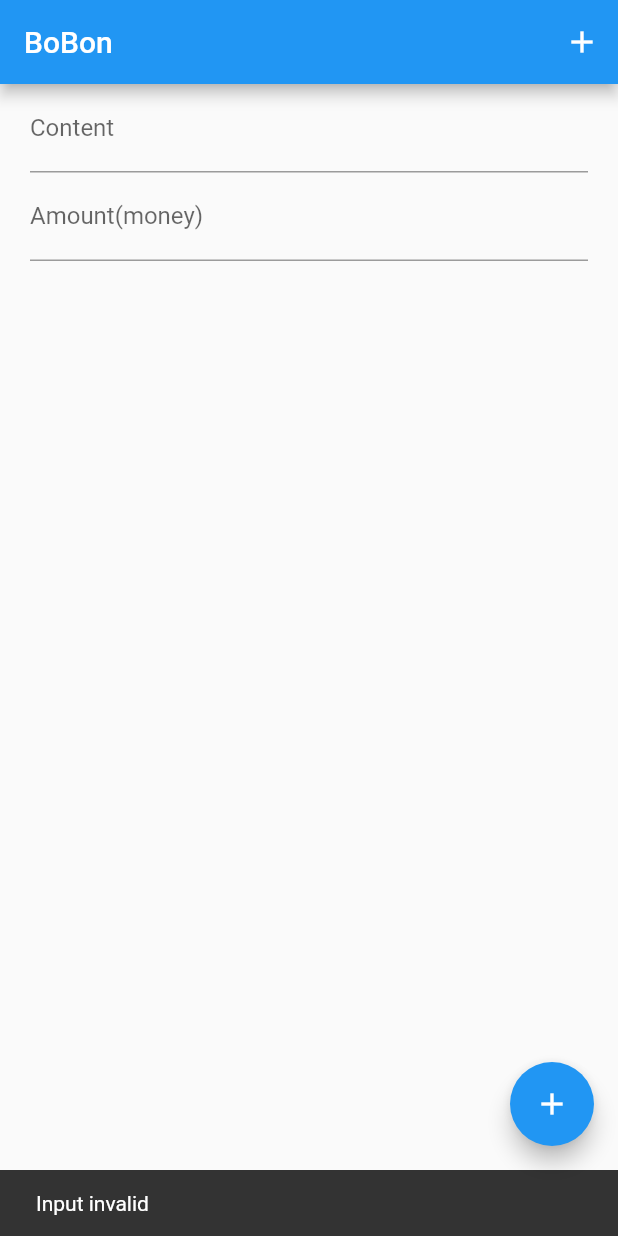
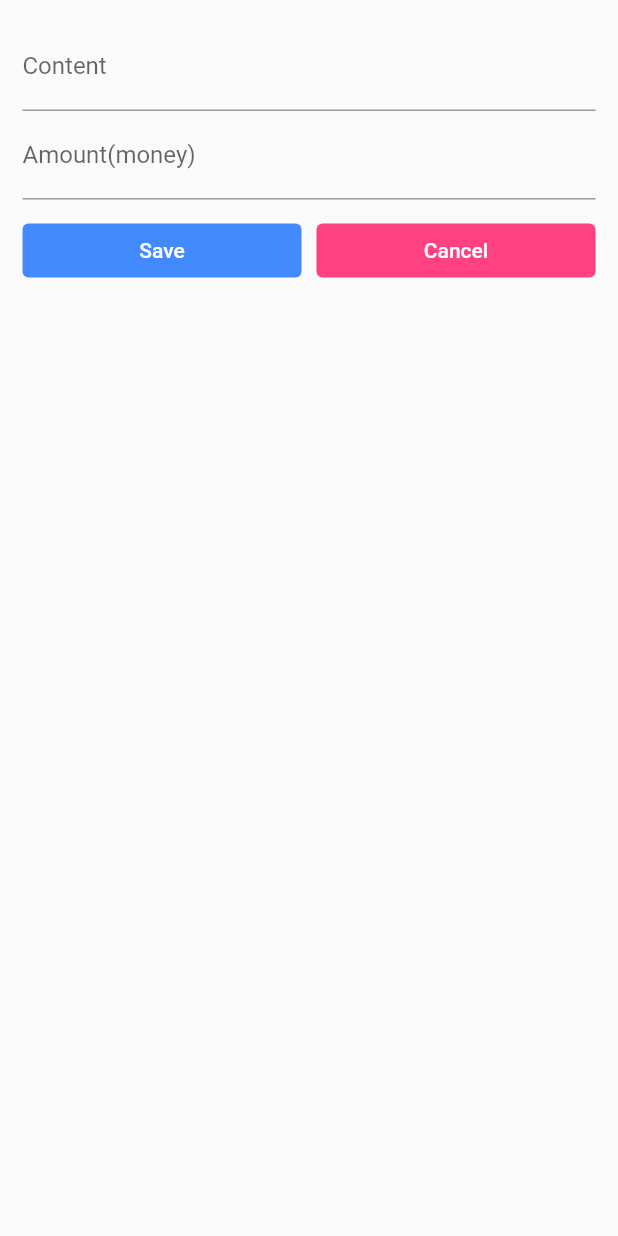
Before and after one commit to huynhminhvangit/hello_world, a Flutter app: the screen it shows after launch, after a tap on the "add" icon, on a phone screen of 412 x 824 dp. Run offline on Flutter 3.47's test engine with Material 2 defaults, Android fonts, the phone set to English and light mode, and no system bars.

Commit message:
Show Modal Bottom Sheet

```diff
--- a/lib/MyApp.dart
+++ b/lib/MyApp.dart
@@ -11,7 +11,6 @@ class MyApp extends StatefulWidget {
 }
 
 class _MyAppState extends State<MyApp> with WidgetsBindingObserver {
-  final _globalKey = GlobalKey<ScaffoldMessengerState>();
   final _contentEditingController = new TextEditingController();
   final _amountEditingController = new TextEditingController();
 
@@ -22,29 +21,54 @@ class _MyAppState extends State<MyApp> with WidgetsBindingObserver {
 
   @override
   Widget build(BuildContext context) {
-    return MaterialApp(
-      scaffoldMessengerKey: _globalKey,
-      title: 'Hello World App',
-      home: Scaffold(
+    return Scaffold(
       appBar: AppBar(
-          title: Text("BoBon"),
-          actions: [
-            IconButton(
-              icon: Icon(Icons.add),
-              onPressed: this._save,
-            )
-          ],
+        title: Text("Transaction management"),
       ),
       floatingActionButton: FloatingActionButton(
         tooltip: 'Add transaction',
         child: Icon(Icons.add),
-          onPressed: this._save,
+        onPressed: this._onButtonShowModalSheet,
       ),
       body: SafeArea(
-            minimum: EdgeInsets.only(left: 20, right: 20),
-            child: SingleChildScrollView(
+        child: Container(
+          child: TransactionList(transactions: _transactions),
+        ),
+      ),
+    );
+  }
+
+  void _save() {
+    final result = this._addTransaction();
+    if (!result) {
+      return;
+    }
+  }
+
+  bool _addTransaction() {
+    if (_transaction.content.isEmpty ||
+        _transaction.amount == 0.0 ||
+        _transaction.amount.isNaN) return false;
+
+    setState(() {
+      _transaction.createdAt = DateTime.now();
+      _transactions.add(_transaction);
+      _transaction =
+          Transaction(content: '', amount: 0.0, createdAt: DateTime.now());
+      _contentEditingController.text = '';
+      _amountEditingController.text = '';
+    });
+    return true;
+  }
+
+  void _onButtonShowModalSheet() {
+    showModalBottomSheet(
+        isScrollControlled: true,
+        context: this.context,
+        builder: (context) {
+          return Container(
+            padding: EdgeInsets.all(15),
             child: Column(
-                mainAxisAlignment: MainAxisAlignment.center,
               children: [
                 TextField(
                   controller: _contentEditingController,
@@ -68,52 +92,42 @@ class _MyAppState extends State<MyApp> with WidgetsBindingObserver {
                     });
                   },
                 ),
-                  Padding(padding: EdgeInsets.symmetric(vertical: 10)),
-                  TransactionList(transactions: _transactions)
+                Container(
+                  margin: EdgeInsets.only(top: 10),
+                  child: Row(
+                    children: [
+                      Expanded(
+                        child: TextButton(
+                          onPressed: () {
+                            this._save();
+                            Navigator.pop(context);
+                          },
+                          child: Text('Save'),
+                          style: TextButton.styleFrom(
+                            primary: Colors.white,
+                            backgroundColor: Colors.blueAccent,
+                          ),
+                        ),
+                      ),
+                      Padding(padding: EdgeInsets.only(left: 10)),
+                      Expanded(
+                        child: TextButton(
+                          onPressed: () {
+                            Navigator.pop(context);
+                          },
+                          child: Text('Cancel'),
+                          style: TextButton.styleFrom(
+                            primary: Colors.white,
+                            backgroundColor: Colors.pinkAccent,
+                          ),
+                        ),
+                      ),
                     ],
                   ),
-            )),
+                )
+              ],
             ),
           );
-  }
-
-  void _save() {
-    final result = this._addTransaction();
-    if (!result) {
-      this._showMessage('Input invalid');
-      return;
-    }
-    this._showMessage('Saved successfully', isUndo: true);
-  }
-
-  bool _addTransaction() {
-    if (_transaction.content.isEmpty ||
-        _transaction.amount == 0.0 ||
-        _transaction.amount.isNaN) return false;
-
-    setState(() {
-      _transaction.createdAt = DateTime.now();
-      _transactions.add(_transaction);
-      _transaction =
-          Transaction(content: '', amount: 0.0, createdAt: DateTime.now());
-      _contentEditingController.text = '';
-      _amountEditingController.text = '';
         });
-    return true;
-  }
-
-  void _showMessage(String message, {bool isUndo: false}) {
-    final snackbar = SnackBar(
-      content: Text(message),
-      action: isUndo
-          ? SnackBarAction(
-              label: 'Undo',
-              onPressed: () {
-                // Some code to undo the change.
-              },
-            )
-          : null,
-    );
-    _globalKey.currentState!.showSnackBar(snackbar);
   }
 }
--- a/lib/TransactionList.dart
+++ b/lib/TransactionList.dart
@@ -15,7 +15,7 @@ class TransactionList extends StatelessWidget {
             shape: RoundedRectangleBorder(
               borderRadius: BorderRadius.circular(10),
             ),
-            color: (index % 2 == 0) ? Colors.blue : Colors.green,
+            color: (index % 2 == 0) ? Colors.purpleAccent : Colors.pinkAccent,
             elevation: 10,
             child: Row(
               mainAxisAlignment: MainAxisAlignment.start,
@@ -38,7 +38,7 @@ class TransactionList extends StatelessWidget {
                     ),
                     Text(
                       Intl()
-                          .date('yyyy/MM/dd')
+                          .date('yyyy/MM/dd HH:mm:ss')
                           .format(transactions[index].createdAt),
                       style: TextStyle(
                         fontSize: 15,
@@ -80,9 +80,6 @@ class TransactionList extends StatelessWidget {
 
   @override
   Widget build(Object context) {
-    return Container(
-      height: 500,
-      child: _buildListView(),
-    );
+    return _buildListView();
   }
 }
--- a/lib/main.dart
+++ b/lib/main.dart
@@ -3,5 +3,8 @@ import 'package:flutter/material.dart';
 import 'MyApp.dart';
 
 void main() {
-  runApp(MyApp());
+  runApp(MaterialApp(
+    title: 'Hello World App',
+    home: MyApp(),
+  ));
 }
```
Lines whose indentation alone changed are shown as unchanged.
